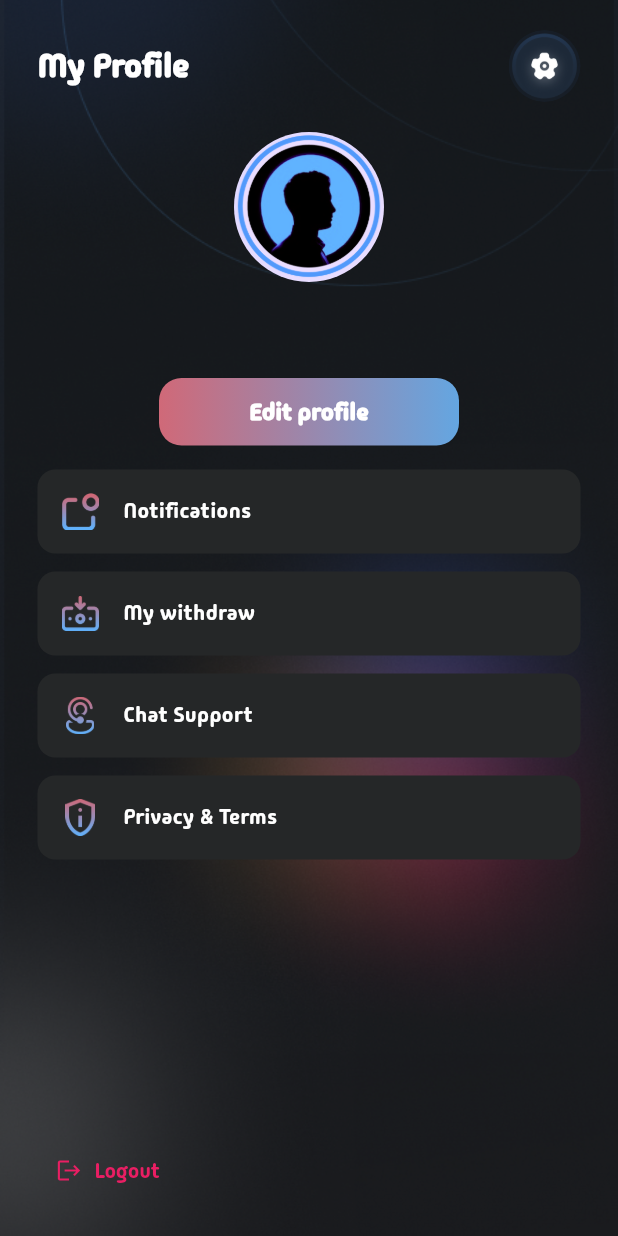
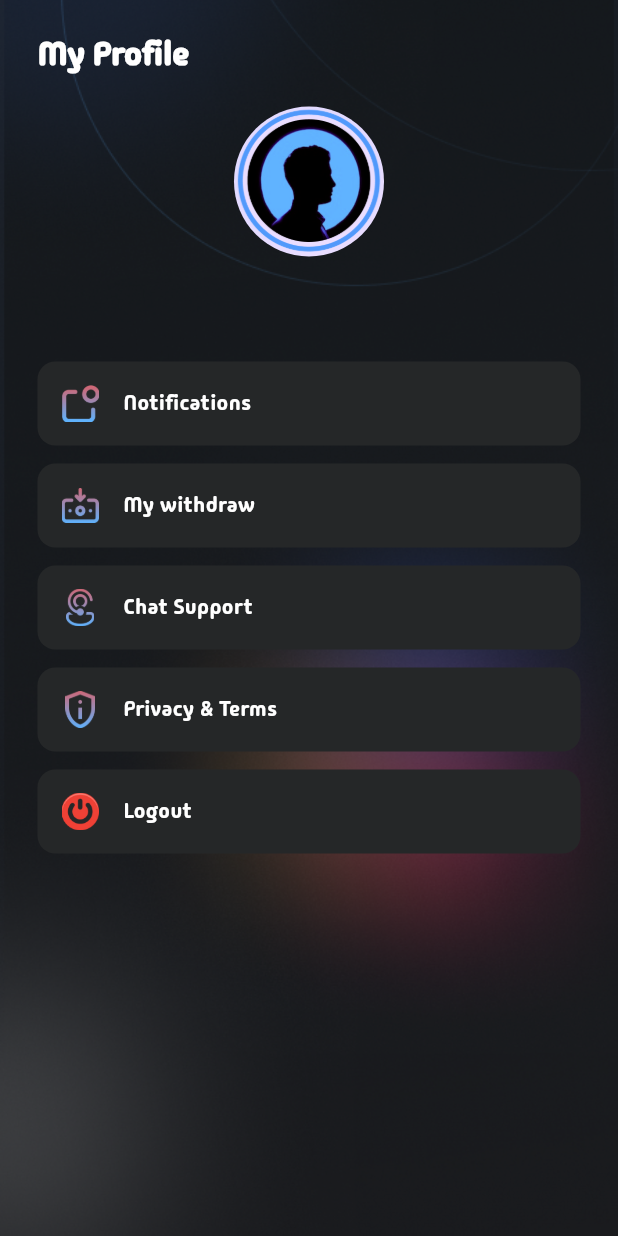
Before and after one commit to ShaheenDevs/edge_market_flutter, a Flutter app: the ProfileView screen opened by its route, on a phone screen of 412 x 824 dp. Run offline on Flutter 3.47's test engine with Material 3 defaults, Android fonts, the phone set to English and light mode, and no system bars; our stand-ins replace cached_network_image, fluttertoast, image_picker, loading_animation_widget, motion_tab_bar_v2, share_plus and 4 more; accounts and stored records are empty; network calls fail.

Commit message:
updaet icon and logo

```diff
--- a/lib/ui/views/home/home_view.dart
+++ b/lib/ui/views/home/home_view.dart
@@ -66,12 +66,12 @@ class HomeView extends StackedView<HomeViewModel> {
                                 ),
                               ],
                             ),
-                            const CircleAvatar(
-                              radius: 24,
-                              backgroundColor: Colors.transparent,
-                              backgroundImage:
-                                  AssetImage("assets/icons/setting.png"),
-                            ),
+                            // const CircleAvatar(
+                            //   radius: 24,
+                            //   backgroundColor: Colors.transparent,
+                            //   backgroundImage:
+                            //       AssetImage("assets/icons/setting.png"),
+                            // ),
                           ],
                         ),
                         verticalSpaceMedium,
--- a/lib/ui/views/profile/profile_view.dart
+++ b/lib/ui/views/profile/profile_view.dart
@@ -6,7 +6,6 @@ import 'package:stacked/stacked.dart';
 import 'profile_viewmodel.dart';
 import 'widgets/profile_header.dart';
 import 'widgets/profile_option_tile.dart';
-import 'widgets/profile_footer.dart';
 
 class ProfileView extends StackedView<ProfileViewModel> {
   const ProfileView({Key? key}) : super(key: key);
@@ -51,10 +50,15 @@ class ProfileView extends StackedView<ProfileViewModel> {
                         label: 'Privacy & Terms',
                         onTap: viewModel.onPrivacy,
                       ),
+                      ProfileOptionTile(
+                        icon: "assets/icons/logout.png",
+                        label: 'Logout',
+                        onTap: viewModel.onLogout,
+                      ),
                     ],
                   ),
                 ),
-                const ProfileFooter(),
+                // const ProfileFooter(),
               ],
             ),
           ),
--- a/lib/ui/views/profile/widgets/profile_footer.dart
+++ b/lib/ui/views/profile/widgets/profile_footer.dart
@@ -1,28 +1,28 @@
-import 'package:flutter/material.dart';
-import 'package:stacked/stacked.dart';
-import '../profile_viewmodel.dart';
+// import 'package:flutter/material.dart';
+// import 'package:stacked/stacked.dart';
+// import '../profile_viewmodel.dart';
 
-class ProfileFooter extends ViewModelWidget<ProfileViewModel> {
-  const ProfileFooter({super.key});
+// class ProfileFooter extends ViewModelWidget<ProfileViewModel> {
+//   const ProfileFooter({super.key});
 
-  @override
-  Widget build(BuildContext context, ProfileViewModel viewModel) {
-    return Row(
-      mainAxisAlignment: MainAxisAlignment.spaceBetween,
-      children: [
-        TextButton.icon(
-          onPressed: viewModel.onLogout,
-          icon: const Icon(Icons.logout, color: Colors.pink),
-          label: const Text(
-            "Logout",
-            style: TextStyle(color: Colors.pink),
-          ),
-        ),
-        // const Text(
-        //   "Language: English",
-        //   style: TextStyle(color: Colors.white70),
-        // ),
-      ],
-    );
-  }
-}
+//   @override
+//   Widget build(BuildContext context, ProfileViewModel viewModel) {
+//     return Row(
+//       mainAxisAlignment: MainAxisAlignment.spaceBetween,
+//       children: [
+//         TextButton.icon(
+//           onPressed: viewModel.onLogout,
+//           icon: const Icon(Icons.logout, color: Colors.pink),
+//           label: const Text(
+//             "Logout",
+//             style: TextStyle(color: Colors.pink),
+//           ),
+//         ),
+//         const Text(
+//           "Language: English",
+//           style: TextStyle(color: Colors.white70),
+//         ),
+//       ],
+//     );
+//   }
+// }
--- a/lib/ui/views/profile/widgets/profile_header.dart
+++ b/lib/ui/views/profile/widgets/profile_header.dart
@@ -2,7 +2,6 @@ import 'package:cached_network_image/cached_network_image.dart';
 import 'package:edge_market/ui/common/app_colors.dart';
 import 'package:edge_market/ui/common/endpoints.dart';
 import 'package:edge_market/ui/common/ui_helpers.dart';
-import 'package:edge_market/ui/widgets/common/button/button.dart';
 import 'package:flutter/material.dart';
 import 'package:stacked/stacked.dart';
 import '../profile_viewmodel.dart';
@@ -25,11 +24,11 @@ class ProfileHeader extends ViewModelWidget<ProfileViewModel> {
                 fontWeight: FontWeight.bold,
               ),
             ),
-            CircleAvatar(
-              radius: 24,
-              backgroundColor: Colors.transparent,
-              backgroundImage: AssetImage("assets/icons/setting.png"),
-            ),
+            // CircleAvatar(
+            //   radius: 24,
+            //   backgroundColor: Colors.transparent,
+            //   backgroundImage: AssetImage("assets/icons/setting.png"),
+            // ),
           ],
         ),
         const SizedBox(height: 20),
@@ -52,12 +51,12 @@ class ProfileHeader extends ViewModelWidget<ProfileViewModel> {
           viewModel.user?.email ?? "",
           style: const TextStyle(color: kcLightGrey, fontSize: 13),
         ),
-        verticalSpaceSmall,
-        Button(
-          onClick: viewModel.onEditProfile,
-          btnText: "Edit profile",
-          width: 200,
-        ),
+        // verticalSpaceSmall,
+        // Button(
+        //   onClick: viewModel.onEditProfile,
+        //   btnText: "Edit profile",
+        //   width: 200,
+        // ),
       ],
     );
   }
```
Also changed, not shown: pubspec.yaml (+9 -0 lines), assets/icons/logout.png (added), pubspec.lock, 36 other files.
